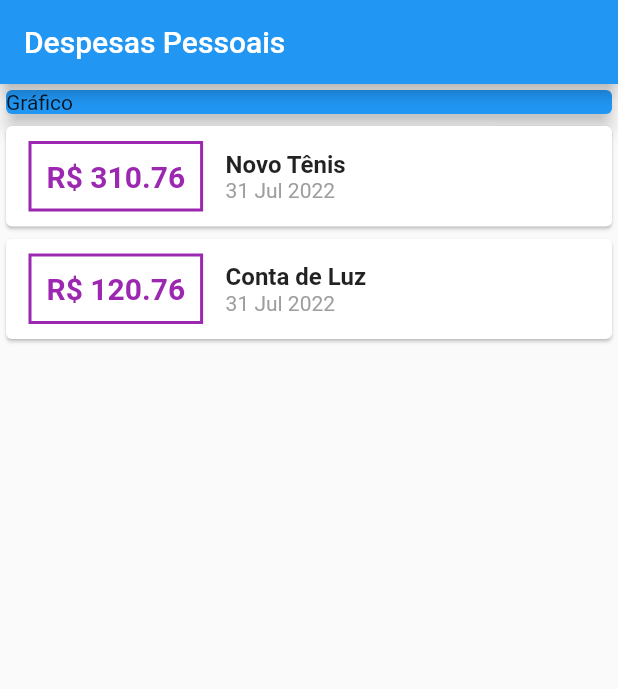
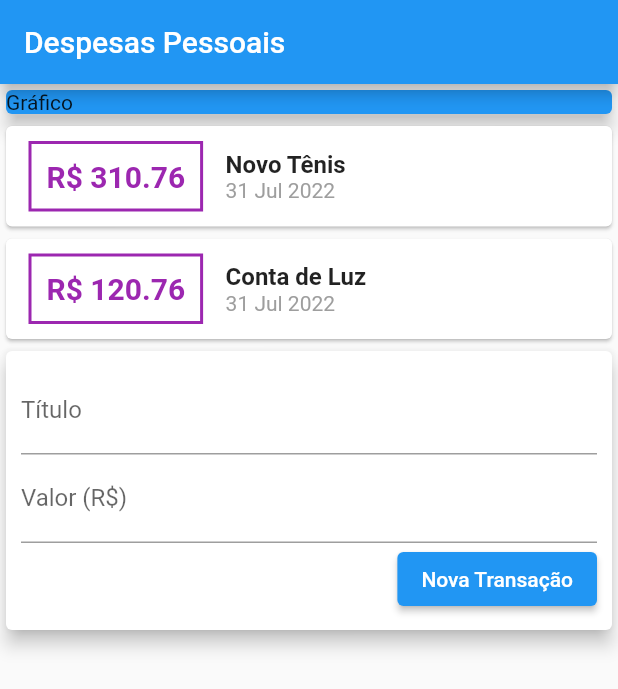
Before and after one commit to douglasfcsoares/expenses, a Flutter app: the screen it shows after launch, on a phone screen of 412 x 824 dp. Shown: the top 689 px of the screen. Run offline on Flutter 3.47's test engine with Material 2 defaults, Android fonts, the phone set to English and light mode, and no system bars.

Commit message:
criando formulário

```diff
--- a/lib/main.dart
+++ b/lib/main.dart
@@ -20,6 +20,9 @@ class ExpensesApp extends StatelessWidget {
 
 class MyHomePage extends StatelessWidget {
   MyHomePage({Key? key}) : super(key: key);
+
+  /*String title;
+  String value;*/
 
   final _transactions = [
     Transaction(
@@ -99,7 +102,33 @@ class MyHomePage extends StatelessWidget {
                   ],
                 ),
               );
-          }).toList()),
+            }).toList(),
+          ),
+          Card(
+            elevation: 5,
+            child: Padding(
+              padding: const EdgeInsets.all(10),
+              child: Column(
+                children: [
+                  const TextField(
+                    decoration: InputDecoration(labelText: 'Título'),
+                  ),
+                  const TextField(
+                    decoration: InputDecoration(labelText: 'Valor (R\$)'),
+                  ),
+                  Row(
+                    mainAxisAlignment: MainAxisAlignment.end,
+                    children: [
+                      ElevatedButton(
+                        child: const Text('Nova Transação'),
+                        onPressed: () {},
+                      ),
+                    ],
+                  )
+                ],
+              ),
+            ),
+          )
         ],
       ),
     );
```
Lines whose indentation alone changed are shown as unchanged.
